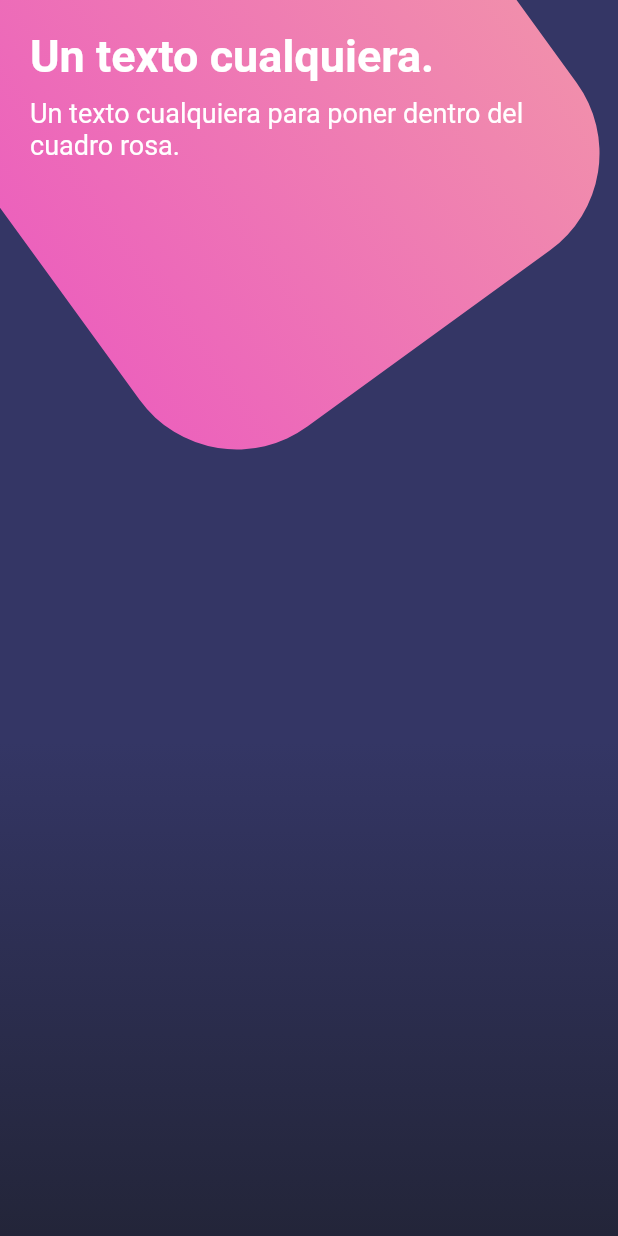
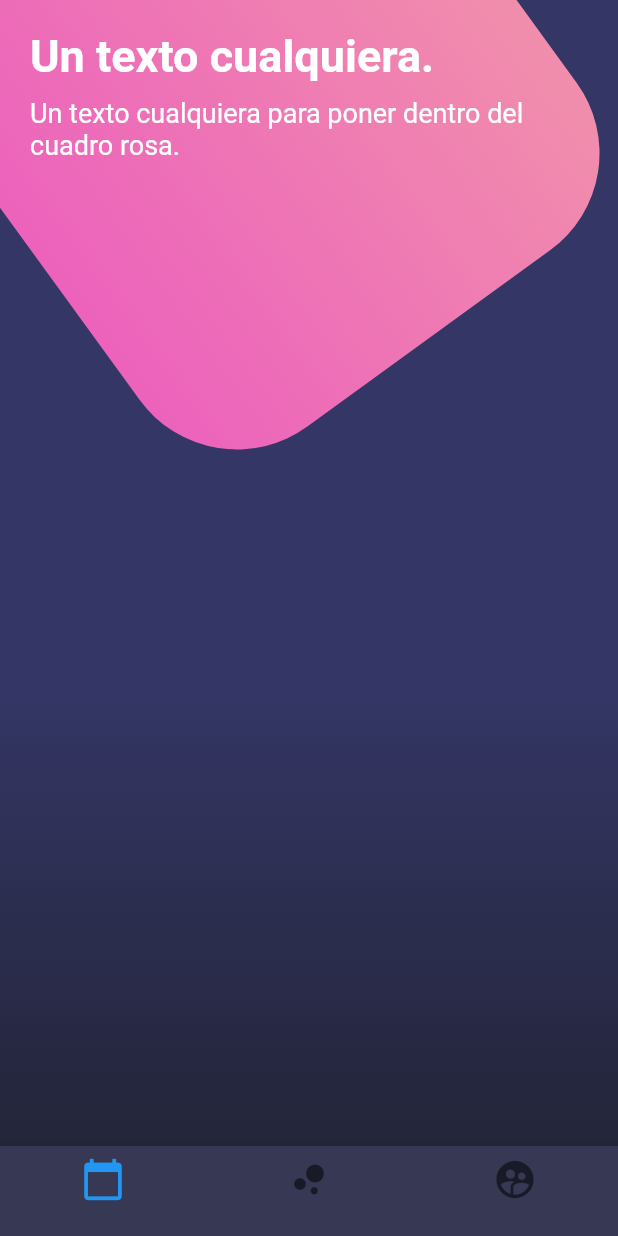
Before and after one commit to jalfonsosuarez/Flutter---disenos, a Flutter app: the screen it shows after launch, on a phone screen of 412 x 824 dp. Run offline on Flutter 3.47's test engine with Material 2 defaults, Android fonts, the phone set to English and light mode, and no system bars.

Commit message:
[139] Diseño compuesto (3)

```diff
--- a/lib/src/pages/botones_page.dart
+++ b/lib/src/pages/botones_page.dart
@@ -7,6 +7,7 @@ class BotonesPage extends StatelessWidget {
   @override
   Widget build(BuildContext context) {
     return Scaffold(
+
       body: Stack(
         children: <Widget>[
           _fondoApp(),
@@ -20,6 +21,10 @@ class BotonesPage extends StatelessWidget {
           ),
         ],
       ),
+
+      bottomNavigationBar: _bottomNavigationBar(context),
+
+
     );
   }
 
@@ -90,4 +95,32 @@ class BotonesPage extends StatelessWidget {
 
   }
 
+  Widget _bottomNavigationBar( BuildContext context ) {
+
+    return Theme(
+      data: Theme.of(context).copyWith(
+        canvasColor: Color.fromRGBO(55, 57, 84, 1.0),
+        primaryColor: Colors.pinkAccent,
+        textTheme: Theme.of(context).textTheme.copyWith(caption: TextStyle(color: Color.fromRGBO(116, 117, 152, 1.0)))
+      ),
+      child: BottomNavigationBar(
+        items: <BottomNavigationBarItem>[
+          BottomNavigationBarItem(
+            icon: Icon( Icons.calendar_today, size: 30.0,),
+            title: Container(),
+          ),
+          BottomNavigationBarItem(
+            icon: Icon( Icons.bubble_chart, size: 30.0,),
+            title: Container(),
+          ),
+          BottomNavigationBarItem(
+            icon: Icon( Icons.supervised_user_circle, size: 30.0,),
+            title: Container(),
+          ),
+        ],
+      ),
+    );
+
+  }
+
 }
```
